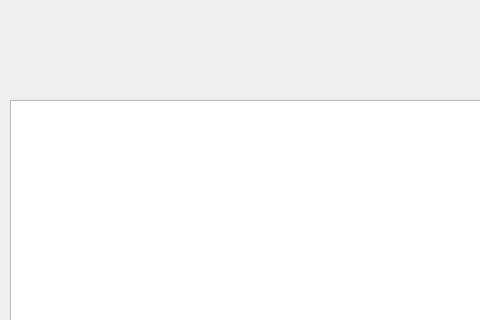
The window that main.ui (nigma888/Coffee) describes before a commit, drawn with Qt 5; both pictures show x 0 to 480 and y 0 to 320 of the 800 by 600 pixel window.
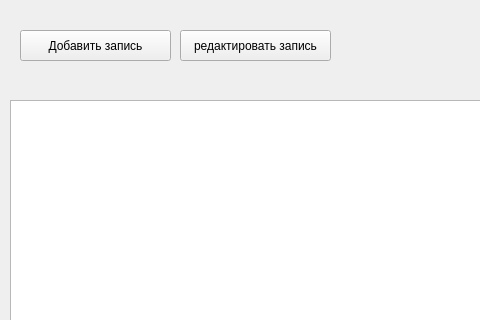
The same window after the commit.

Diff of the .ui file:
```diff
--- a/main.ui
+++ b/main.ui
@@ -24,6 +24,32 @@
      </rect>
     </property>
    </widget>
+   <widget class="QPushButton" name="pushButton">
+    <property name="geometry">
+     <rect>
+      <x>20</x>
+      <y>30</y>
+      <width>151</width>
+      <height>31</height>
+     </rect>
+    </property>
+    <property name="text">
+     <string>Добавить запись</string>
+    </property>
+   </widget>
+   <widget class="QPushButton" name="pushButton_2">
+    <property name="geometry">
+     <rect>
+      <x>180</x>
+      <y>30</y>
+      <width>151</width>
+      <height>31</height>
+     </rect>
+    </property>
+    <property name="text">
+     <string>редактировать запись</string>
+    </property>
+   </widget>
   </widget>
  </widget>
  <resources/>
```
